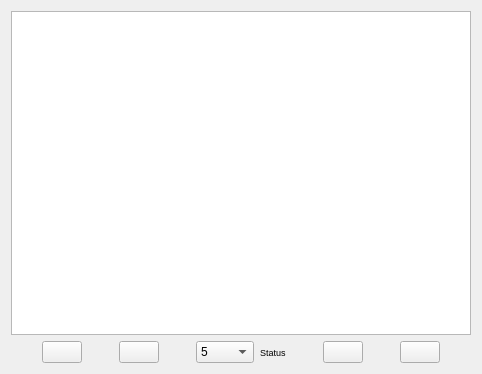
Above: gemviz/resources/bluesky_runs_catalog_table_view.ui from BCDA-APS/gemviz before the change. Below: the same form after it.
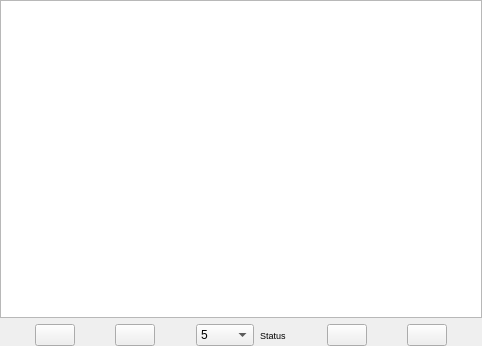
That is the form after the change. Icons and pictures are not drawn.

Commit message: Reduce layouts margins

What changed in the file:
```diff
--- a/gemviz/resources/bluesky_runs_catalog_table_view.ui
+++ b/gemviz/resources/bluesky_runs_catalog_table_view.ui
@@ -7,13 +7,25 @@
     <x>0</x>
     <y>0</y>
     <width>482</width>
-    <height>374</height>
+    <height>346</height>
    </rect>
   </property>
   <property name="windowTitle">
    <string>Form</string>
   </property>
   <layout class="QVBoxLayout" name="verticalLayout">
+   <property name="leftMargin">
+    <number>0</number>
+   </property>
+   <property name="topMargin">
+    <number>0</number>
+   </property>
+   <property name="rightMargin">
+    <number>0</number>
+   </property>
+   <property name="bottomMargin">
+    <number>0</number>
+   </property>
    <item>
     <widget class="QTableView" name="tableView">
      <property name="alternatingRowColors">
```
The commit also changes 5 other files.
